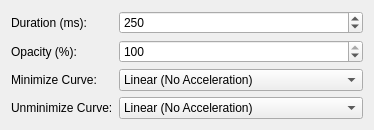
RayZh-hs/Squash-Plus, file contents/ui/config.ui: the form before one commit.
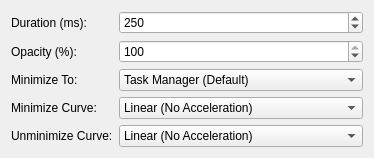
The form after the commit.

Commit message: Add minimize target configuration and UI options

Diff of the .ui file:
```diff
--- a/contents/ui/config.ui
+++ b/contents/ui/config.ui
@@ -52,13 +52,35 @@
             </item>
 
             <item row="2" column="0">
+                <widget class="QLabel" name="label_MinimizeTarget">
+                    <property name="text">
+                        <string>Minimize To:</string>
+                    </property>
+                </widget>
+            </item>
+            <item row="2" column="1">
+                <widget class="QComboBox" name="kcfg_MinimizeTarget">
+                    <item><property name="text"><string>Task Manager (Default)</string></property></item>
+                    <item><property name="text"><string>Fixed - Top Left</string></property></item>
+                    <item><property name="text"><string>Fixed - Top</string></property></item>
+                    <item><property name="text"><string>Fixed - Top Right</string></property></item>
+                    <item><property name="text"><string>Fixed - Left</string></property></item>
+                    <item><property name="text"><string>Fixed - Right</string></property></item>
+                    <item><property name="text"><string>Fixed - Bottom Left</string></property></item>
+                    <item><property name="text"><string>Fixed - Bottom</string></property></item>
+                    <item><property name="text"><string>Fixed - Bottom Right</string></property></item>
+                    <item><property name="text"><string>Mouse Position</string></property></item>
+                </widget>
+            </item>
+
+            <item row="3" column="0">
                 <widget class="QLabel" name="label_CurveMin">
                     <property name="text">
                         <string>Minimize Curve:</string>
                     </property>
                 </widget>
             </item>
-            <item row="2" column="1">
+            <item row="3" column="1">
                 <widget class="QComboBox" name="kcfg_AnimationCurveMinimize">
                     <item><property name="text"><string>Linear (No Acceleration)</string></property></item>
 
@@ -101,14 +123,14 @@
                 </widget>
             </item>
 
-            <item row="3" column="0">
+            <item row="4" column="0">
                 <widget class="QLabel" name="label_CurveUnmin">
                     <property name="text">
                         <string>Unminimize Curve:</string>
                     </property>
                 </widget>
             </item>
-            <item row="3" column="1">
+            <item row="4" column="1">
                 <widget class="QComboBox" name="kcfg_AnimationCurveUnminimize">
                     <item><property name="text"><string>Linear (No Acceleration)</string></property></item>
 
```
The commit also changes 3 other files.
